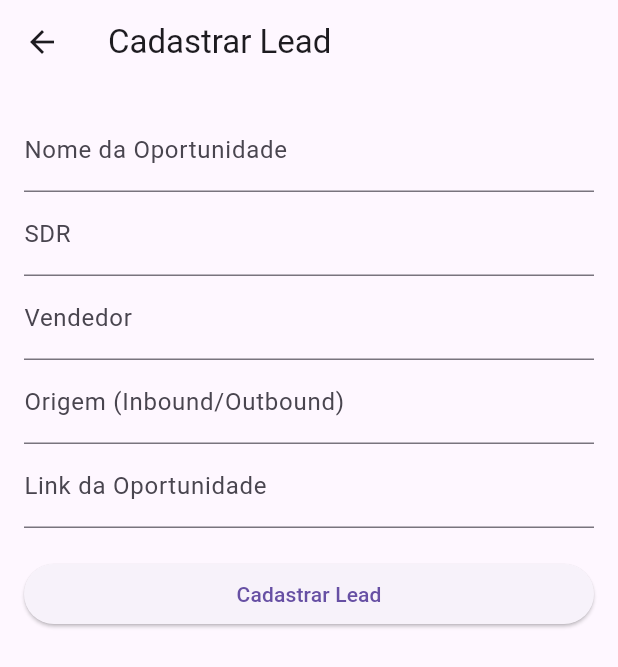
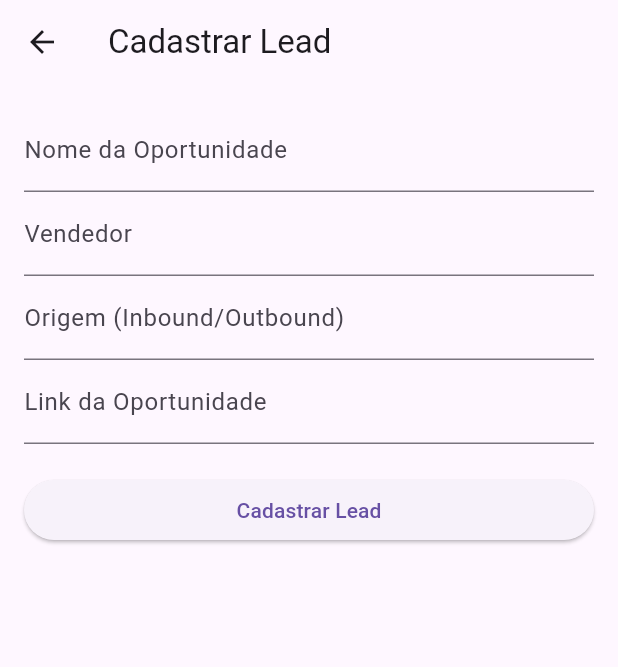
Before and after one commit to Raizhe/comissao-flutter-web, a Flutter app: the LeadFormPage screen opened by its route, on a phone screen of 412 x 824 dp. Shown: the top 667 px of the screen. Run offline on Flutter 3.47's test engine with Material 3 defaults, Android fonts, the phone set to English and light mode, and no system bars; our stand-ins replace cloud_firestore, firebase_auth, firebase_core, flutter_masked_text2, get; accounts and stored records are empty.

Commit message:
mais atualização nos inputs

```diff
--- a/lib/data/models/lead_model.dart
+++ b/lib/data/models/lead_model.dart
@@ -1,7 +1,6 @@
 class LeadModel {
   String leadId;
   String name; // Nome da Oportunidade
-  String sdr;
   String vendedor;
   String origem; // Inbound/Outbound
   String link;
@@ -9,7 +8,6 @@ class LeadModel {
   LeadModel({
     required this.leadId,
     required this.name,
-    required this.sdr,
     required this.vendedor,
     required this.origem,
     required this.link,
@@ -20,7 +18,6 @@ class LeadModel {
     return {
       'leadId': leadId,
       'name': name,
-      'sdr': sdr,
       'vendedor': vendedor,
       'origem': origem,
       'link': link,
@@ -32,7 +29,6 @@ class LeadModel {
     return LeadModel(
       leadId: json['leadId'] ?? '',
       name: json['name'] ?? '',
-      sdr: json['sdr'] ?? '',
       vendedor: json['vendedor'] ?? '',
       origem: json['origem'] ?? '',
       link: json['link'] ?? '',
--- a/lib/presentation/screens/leads/leads_form_page.dart
+++ b/lib/presentation/screens/leads/leads_form_page.dart
@@ -31,7 +31,6 @@ class _LeadFormPageState extends State<LeadFormPage> {
       LeadModel lead = LeadModel(
         leadId: leadId,
         name: _nomeOportunidadeController.text.trim(),
-        sdr: _sdrController.text.trim(),
         vendedor: _vendedorController.text.trim(),
         link: _linkController.text.trim(),
         origem: _origemController.text.trim(),
@@ -84,12 +83,6 @@ class _LeadFormPageState extends State<LeadFormPage> {
                       ),
                     ),
                     TextField(
-                      controller: _sdrController,
-                      decoration: const InputDecoration(
-                        labelText: 'SDR',
-                      ),
-                    ),
-                    TextField(
                       controller: _vendedorController,
                       decoration: const InputDecoration(
                         labelText: 'Vendedor',
--- a/lib/presentation/screens/login/login_page.dart
+++ b/lib/presentation/screens/login/login_page.dart
@@ -58,12 +58,6 @@ class _LoginPageState extends State<LoginPage> {
             const SizedBox(
               height: 10,
             ),
-            // TextButton(
-            //   onPressed: () {
-            //     Get.toNamed('/register'); // Usando GetX para navegação
-            //   },
-            //   child: const Text('Não tem uma conta? Registre-se'),
-            // ),
           ],
         ),
       ),
```
